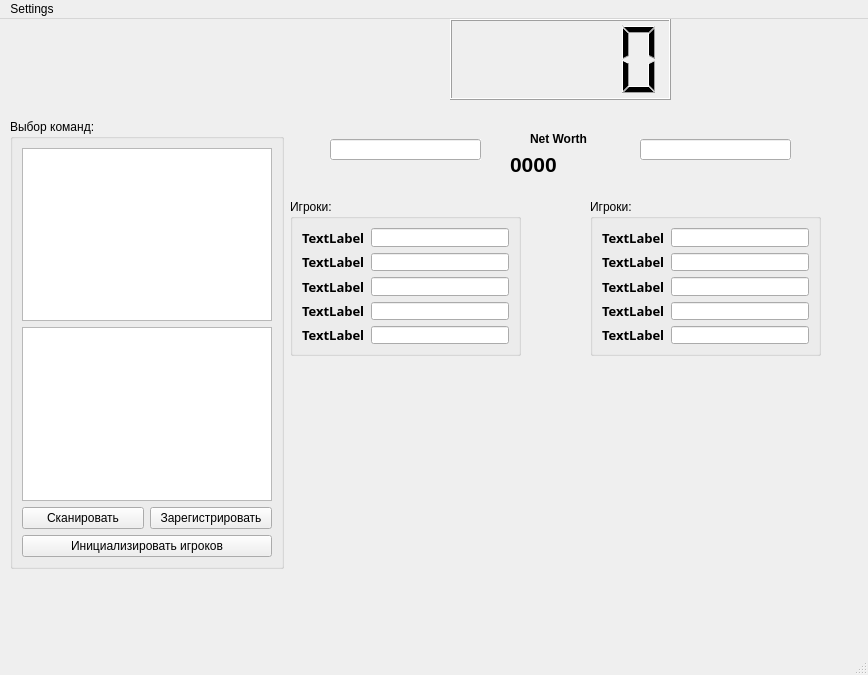
This is forms/main(test).ui in QuandisS/DotaSim as Qt 5 draws it before an edit. The edited form follows.
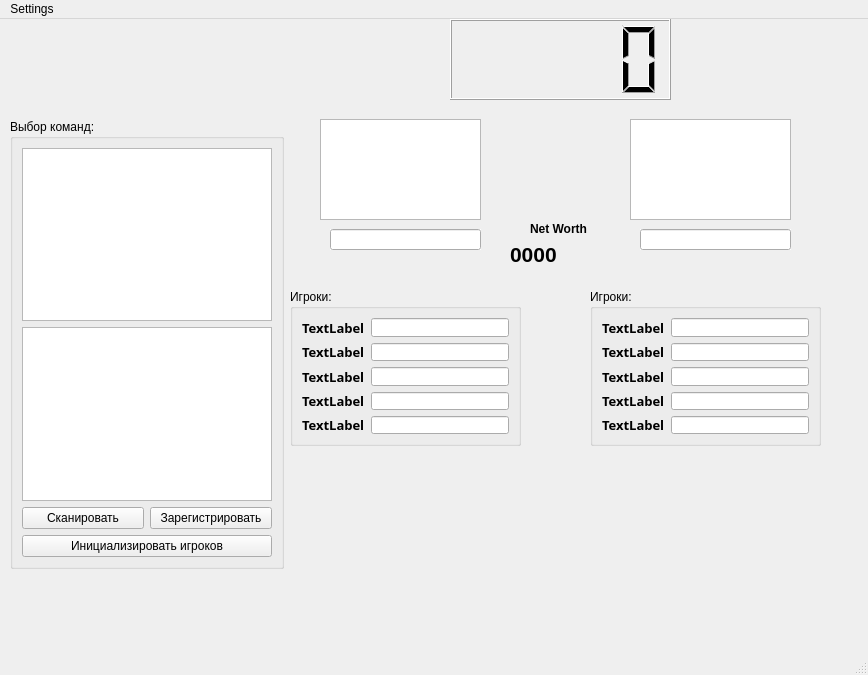
This is the edited form.

```diff
--- a/forms/main(test).ui
+++ b/forms/main(test).ui
@@ -100,7 +100,7 @@
     <property name="geometry">
      <rect>
       <x>330</x>
-      <y>120</y>
+      <y>210</y>
       <width>151</width>
       <height>21</height>
      </rect>
@@ -130,7 +130,7 @@
     <property name="geometry">
      <rect>
       <x>640</x>
-      <y>120</y>
+      <y>210</y>
       <width>151</width>
       <height>21</height>
      </rect>
@@ -163,7 +163,7 @@
     <property name="geometry">
      <rect>
       <x>290</x>
-      <y>180</y>
+      <y>270</y>
       <width>231</width>
       <height>157</height>
      </rect>
@@ -331,7 +331,7 @@
     <property name="geometry">
      <rect>
       <x>590</x>
-      <y>180</y>
+      <y>270</y>
       <width>231</width>
       <height>157</height>
      </rect>
@@ -496,7 +496,7 @@
     <property name="geometry">
      <rect>
       <x>530</x>
-      <y>110</y>
+      <y>200</y>
       <width>71</width>
       <height>20</height>
      </rect>
@@ -515,7 +515,7 @@
     <property name="geometry">
      <rect>
       <x>510</x>
-      <y>130</y>
+      <y>220</y>
       <width>111</width>
       <height>31</height>
      </rect>
@@ -534,6 +534,26 @@
      <string>0000</string>
     </property>
    </widget>
+   <widget class="QGraphicsView" name="team1_logo">
+    <property name="geometry">
+     <rect>
+      <x>320</x>
+      <y>100</y>
+      <width>161</width>
+      <height>101</height>
+     </rect>
+    </property>
+   </widget>
+   <widget class="QGraphicsView" name="team2_logo">
+    <property name="geometry">
+     <rect>
+      <x>630</x>
+      <y>100</y>
+      <width>161</width>
+      <height>101</height>
+     </rect>
+    </property>
+   </widget>
   </widget>
   <widget class="QMenuBar" name="menubar">
    <property name="geometry">
```
